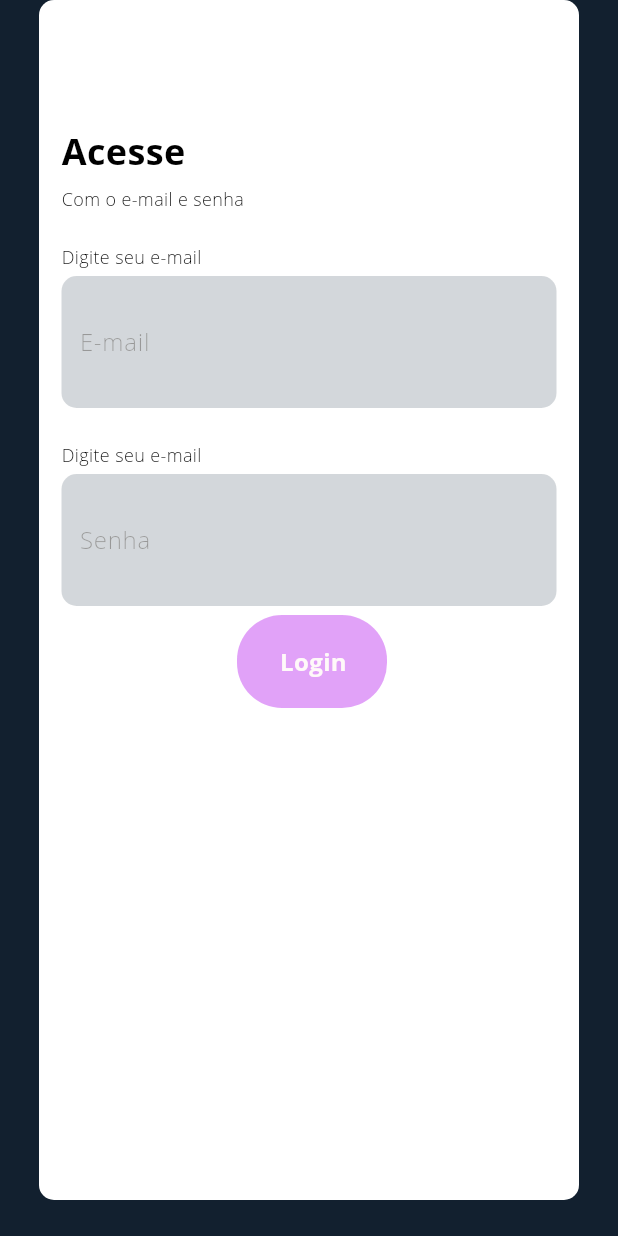
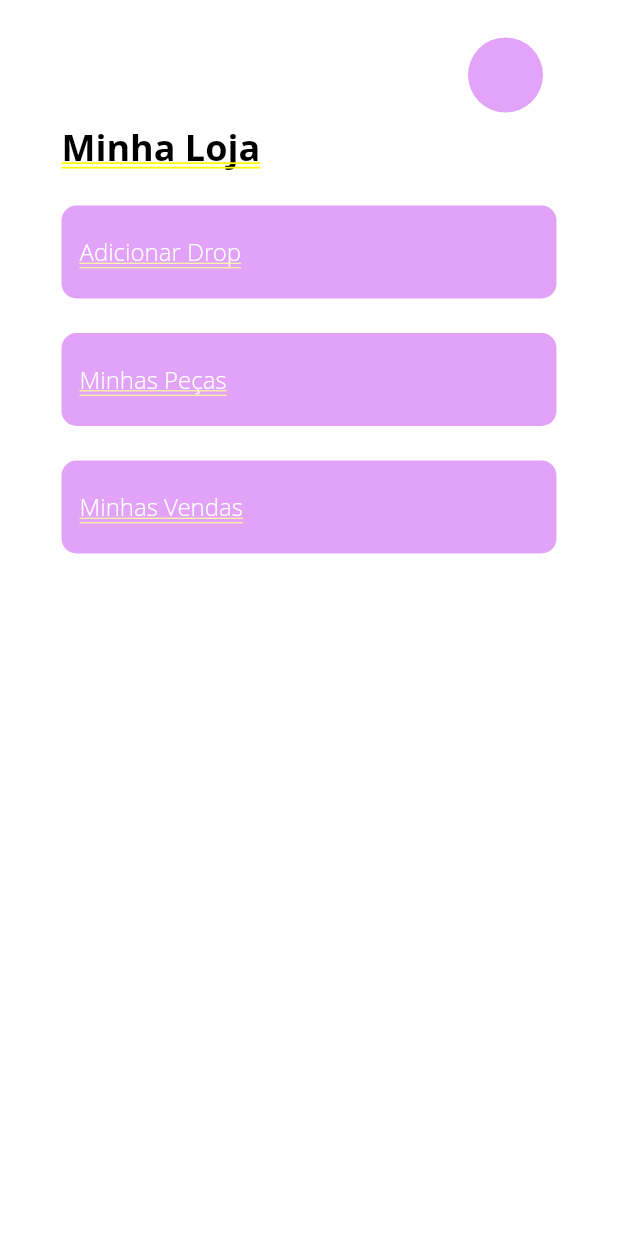
Before and after one commit to JoaoCosme/IHC, a Flutter app: the screen it shows after launch, after a tap on "Login", on a phone screen of 412 x 824 dp. Run offline on Flutter 3.47's test engine with Material 3 defaults, Android fonts, the phone set to English and light mode, and no system bars; Roboto replaces fonts that are missing (Open Sans).

Commit message:
ihc: add nav

```diff
--- a/ihc_segunda_costura/lib/main.dart
+++ b/ihc_segunda_costura/lib/main.dart
@@ -1,14 +1,13 @@
 import 'package:flutter/material.dart';
+import 'package:ihc_segunda_costura/minha_loja.dart';
 
 void main() {
-  runApp(const FigmaToCodeApp());
+  runApp(const LoginScreen());
 }
 
 // Generated by: https://www.figma.com/community/plugin/842128343887142055/
-class FigmaToCodeApp extends StatelessWidget {
-  const FigmaToCodeApp({super.key});
-
-
+class LoginScreen extends StatelessWidget {
+  const LoginScreen({super.key});
 
   @override
   Widget build(BuildContext context) {
@@ -25,9 +24,15 @@
   }
 }
 
-class LoginPage extends StatelessWidget {
-  const LoginPage({super.key});
+class LoginPage extends StatefulWidget {
+  const LoginPage({Key? key}) : super(key: key);
+  @override
+  _LoginPageState createState() => _LoginPageState();
+}
 
+class _LoginPageState extends State<LoginPage> {
+  TextEditingController emailController = TextEditingController();
+  TextEditingController passwordController = TextEditingController();
 
   @override
   Widget build(BuildContext context) {
@@ -125,14 +130,15 @@
                                 borderRadius: BorderRadius.circular(10),
                               ),
                             ),
-                            child: const TextField(
-                              style: TextStyle(
+                            child: TextField(
+                              controller: emailController,
+                              style: const TextStyle(
                                 color: Colors.black,
                                 fontSize: 16,
                                 fontFamily: 'Open Sans',
                                 fontWeight: FontWeight.w300,
                               ),
-                              decoration: InputDecoration(
+                              decoration: const InputDecoration(
                                 hintText: 'E-mail', // Placeholder text
                                 hintStyle: TextStyle(
                                   color: Colors.black,
@@ -180,14 +186,15 @@
                                 borderRadius: BorderRadius.circular(10),
                               ),
                             ),
-                            child: const TextField(
-                              style: TextStyle(
+                            child: TextField(
+                              controller: passwordController,
+                              style: const TextStyle(
                                 color: Colors.black,
                                 fontSize: 16,
                                 fontFamily: 'Open Sans',
                                 fontWeight: FontWeight.w300,
                               ),
-                              decoration: InputDecoration(
+                              decoration: const InputDecoration(
                                 hintText: 'Senha', // Placeholder text
                                 hintStyle: TextStyle(
                                   color: Colors.black,
@@ -228,7 +235,13 @@
                         onTap: () {
                           // Handle button click here
                           // For example, you can navigate to another screen or perform some action.
-                          print('Button Clicked');
+                          print('Email: ${emailController.text}');
+                          print('Password: ${passwordController.text}');
+                          Navigator.push(
+                            context,
+                            MaterialPageRoute(
+                                builder: (context) => MinhaLoja()),
+                          );
                         },
                         child: Container(
                           decoration: BoxDecoration(
--- /dev/null
+++ b/ihc_segunda_costura/lib/minha_loja.dart
@@ -0,0 +1,233 @@
+import 'package:flutter/material.dart';
+
+class MinhaLoja extends StatefulWidget {
+  const MinhaLoja({super.key});
+
+  @override
+  _MinhaLojaState createState() => _MinhaLojaState();
+}
+
+class _MinhaLojaState extends State<MinhaLoja> {
+  @override
+  Widget build(BuildContext context) {
+    return Column(
+      children: [
+        Container(
+          width: 360,
+          height: 800,
+          clipBehavior: Clip.antiAlias,
+          decoration: ShapeDecoration(
+            color: Colors.white,
+            shape: RoundedRectangleBorder(
+              borderRadius: BorderRadius.circular(10),
+            ),
+          ),
+          child: Stack(
+            children: [
+              Positioned(
+                left: 15,
+                top: 26,
+                child: Container(
+                  width: 24,
+                  height: 24,
+                  clipBehavior: Clip.antiAlias,
+                  decoration: const BoxDecoration(),
+                  child: const Stack(children: []),
+                ),
+              ),
+              Positioned(
+                left: 15,
+                top: 81,
+                child: Container(
+                  child: Column(
+                    mainAxisSize: MainAxisSize.min,
+                    mainAxisAlignment: MainAxisAlignment.start,
+                    crossAxisAlignment: CrossAxisAlignment.start,
+                    children: [
+                      const Text(
+                        'Minha Loja',
+                        style: TextStyle(
+                          color: Colors.black,
+                          fontSize: 24,
+                          fontFamily: 'Open Sans',
+                          fontWeight: FontWeight.w700,
+                          height: 0,
+                        ),
+                      ),
+                      const SizedBox(height: 23),
+                      Opacity(
+                        opacity: 0.40,
+                        child: Container(
+                          width: 330,
+                          padding: const EdgeInsets.only(
+                            top: 20,
+                            left: 12,
+                            right: 10,
+                            bottom: 20,
+                          ),
+                          decoration: ShapeDecoration(
+                            color: const Color(0xFFB618EE),
+                            shape: RoundedRectangleBorder(
+                              borderRadius: BorderRadius.circular(10),
+                            ),
+                          ),
+                          child: Row(
+                            mainAxisSize: MainAxisSize.min,
+                            mainAxisAlignment: MainAxisAlignment.start,
+                            crossAxisAlignment: CrossAxisAlignment.center,
+                            children: [
+                              Container(
+                                child: const Row(
+                                  mainAxisSize: MainAxisSize.min,
+                                  mainAxisAlignment: MainAxisAlignment.start,
+                                  crossAxisAlignment: CrossAxisAlignment.center,
+                                  children: [
+                                    Text(
+                                      'Adicionar Drop',
+                                      style: TextStyle(
+                                        color: Colors.white,
+                                        fontSize: 16,
+                                        fontFamily: 'Open Sans',
+                                        fontWeight: FontWeight.w300,
+                                        height: 0,
+                                      ),
+                                    ),
+                                  ],
+                                ),
+                              ),
+                            ],
+                          ),
+                        ),
+                      ),
+                      const SizedBox(height: 23),
+                      Opacity(
+                        opacity: 0.40,
+                        child: Container(
+                          width: 330,
+                          padding: const EdgeInsets.only(
+                            top: 20,
+                            left: 12,
+                            right: 10,
+                            bottom: 20,
+                          ),
+                          decoration: ShapeDecoration(
+                            color: const Color(0xFFB618EE),
+                            shape: RoundedRectangleBorder(
+                              borderRadius: BorderRadius.circular(10),
+                            ),
+                          ),
+                          child: const Row(
+                            mainAxisSize: MainAxisSize.min,
+                            mainAxisAlignment: MainAxisAlignment.start,
+                            crossAxisAlignment: CrossAxisAlignment.center,
+                            children: [
+                              Row(
+                                mainAxisSize: MainAxisSize.min,
+                                mainAxisAlignment: MainAxisAlignment.start,
+                                crossAxisAlignment: CrossAxisAlignment.center,
+                                children: [
+                                  Text(
+                                    'Minhas Peças',
+                                    style: TextStyle(
+                                      color: Colors.white,
+                                      fontSize: 16,
+                                      fontFamily: 'Open Sans',
+                                      fontWeight: FontWeight.w300,
+                                      height: 0,
+                                    ),
+                                  ),
+                                ],
+                              ),
+                            ],
+                          ),
+                        ),
+                      ),
+                      const SizedBox(height: 23),
+                      Opacity(
+                        opacity: 0.40,
+                        child: Container(
+                          width: 330,
+                          padding: const EdgeInsets.only(
+                            top: 20,
+                            left: 12,
+                            right: 10,
+                            bottom: 20,
+                          ),
+                          decoration: ShapeDecoration(
+                            color: const Color(0xFFB618EE),
+                            shape: RoundedRectangleBorder(
+                              borderRadius: BorderRadius.circular(10),
+                            ),
+                          ),
+                          child: const Row(
+                            mainAxisSize: MainAxisSize.min,
+                            mainAxisAlignment: MainAxisAlignment.start,
+                            crossAxisAlignment: CrossAxisAlignment.center,
+                            children: [
+                              Row(
+                                mainAxisSize: MainAxisSize.min,
+                                mainAxisAlignment: MainAxisAlignment.start,
+                                crossAxisAlignment: CrossAxisAlignment.center,
+                                children: [
+                                  Text(
+                                    'Minhas Vendas',
+                                    style: TextStyle(
+                                      color: Colors.white,
+                                      fontSize: 16,
+                                      fontFamily: 'Open Sans',
+                                      fontWeight: FontWeight.w300,
+                                      height: 0,
+                                    ),
+                                  ),
+                                ],
+                              ),
+                            ],
+                          ),
+                        ),
+                      ),
+                    ],
+                  ),
+                ),
+              ),
+              Positioned(
+                left: 286,
+                top: 25,
+                child: Container(
+                  width: 50,
+                  height: 50,
+                  decoration: const ShapeDecoration(
+                    color: Color(0xFFE2A3F8),
+                    shape: OvalBorder(),
+                  ),
+                ),
+              ),
+              Positioned(
+                left: 299,
+                top: 38,
+                child: Container(
+                  width: 24,
+                  height: 24,
+                  padding: const EdgeInsets.symmetric(horizontal: 4),
+                  clipBehavior: Clip.antiAlias,
+                  decoration: const BoxDecoration(),
+                  child: const Row(
+                    mainAxisSize: MainAxisSize.min,
+                    mainAxisAlignment: MainAxisAlignment.center,
+                    crossAxisAlignment: CrossAxisAlignment.center,
+                    children: [
+                      SizedBox(
+                        width: 16,
+                        height: 24,
+                        child: Stack(children: []),
+                      ),
+                    ],
+                  ),
+                ),
+              ),
+            ],
+          ),
+        ),
+      ],
+    );
+  }
+}
```
Also changed, not shown: 1 other file.
